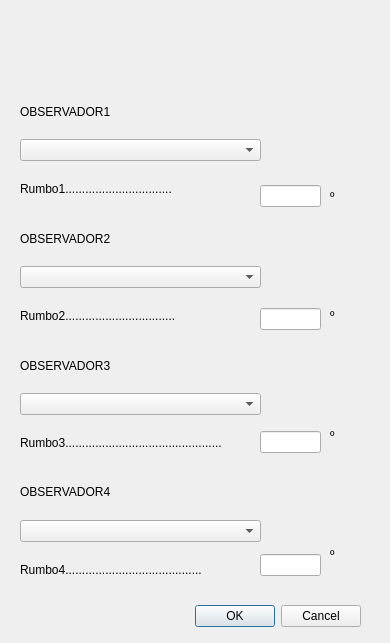
diezrabanos/qgis_plugins, file alidadas/alidadas_dialog_base.ui: the form before one commit.
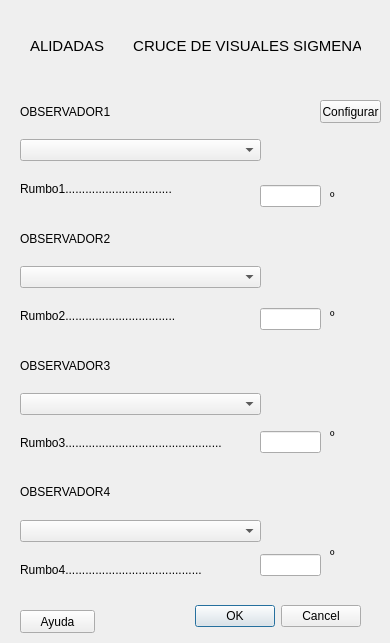
The form after the commit.

Commit message: se facilita la configuración y se incorpora ayuda

```diff
--- a/alidadas/alidadas_dialog_base.ui
+++ b/alidadas/alidadas_dialog_base.ui
@@ -195,6 +195,50 @@
     </item>
    </layout>
   </widget>
+  <widget class="QPushButton" name="pushButton_configurar">
+   <property name="geometry">
+    <rect>
+     <x>320</x>
+     <y>100</y>
+     <width>61</width>
+     <height>23</height>
+    </rect>
+   </property>
+   <property name="text">
+    <string>Configurar</string>
+   </property>
+  </widget>
+  <widget class="QPushButton" name="help_button">
+   <property name="geometry">
+    <rect>
+     <x>20</x>
+     <y>610</y>
+     <width>75</width>
+     <height>23</height>
+    </rect>
+   </property>
+   <property name="text">
+    <string>Ayuda</string>
+   </property>
+  </widget>
+  <widget class="QLabel" name="label_9">
+   <property name="geometry">
+    <rect>
+     <x>30</x>
+     <y>10</y>
+     <width>331</width>
+     <height>71</height>
+    </rect>
+   </property>
+   <property name="font">
+    <font>
+     <pointsize>11</pointsize>
+    </font>
+   </property>
+   <property name="text">
+    <string>ALIDADAS       CRUCE DE VISUALES SIGMENA</string>
+   </property>
+  </widget>
  </widget>
  <resources/>
  <connections>
```
The commit also changes 6 other files.
